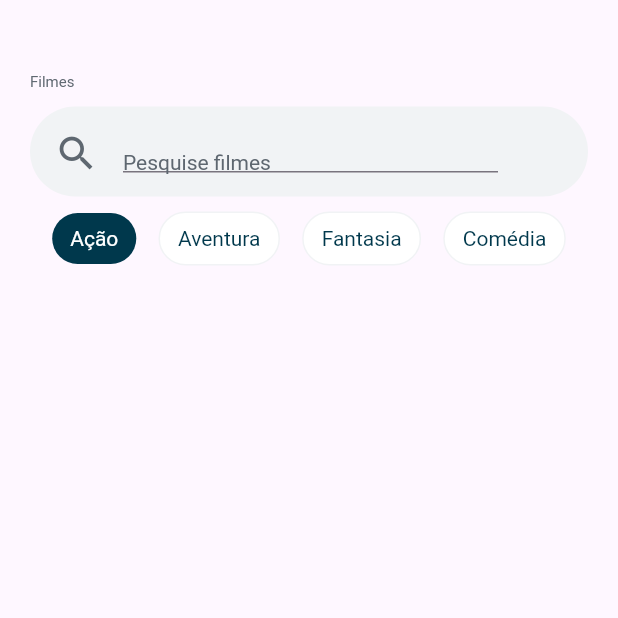
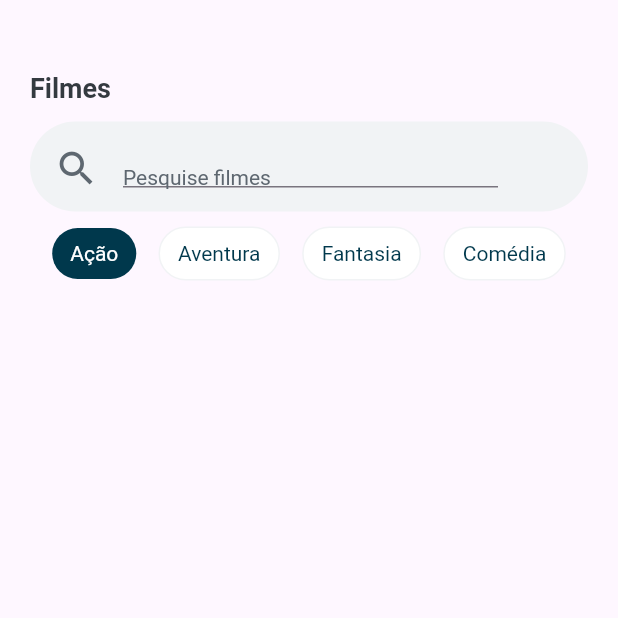
Before and after one commit to rodrigocc/projeto_filmes, a Flutter app: the screen it shows after launch, on a phone screen of 412 x 824 dp, the top half of it. Run offline on Flutter 3.47's test engine with Material 3 defaults, Android fonts, the phone set to English and light mode, and no system bars; our stand-ins replace dio, flutter_dotenv, flutter_mobx, get_it, mobx; generated files the repository leaves out were written again; network calls fail; Roboto replaces fonts that are missing (Montserrat).

Commit message:
Fix : Fix Layout

```diff
--- a/lib/presenter/pages/home_page.dart
+++ b/lib/presenter/pages/home_page.dart
@@ -51,7 +51,7 @@ class _MyHomePageState extends State<MyHomePage> {
           mainAxisAlignment: MainAxisAlignment.start,
           crossAxisAlignment: CrossAxisAlignment.start,
           children: [
-            Text('Filmes', style: Theme.of(context).textTheme.headlineSmall),
+            Text('Filmes', style: Theme.of(context).textTheme.headlineLarge),
             // _buildSearchMovieBar(),
             SearchMovieBar(homeController: controller),
             Observer(
```
